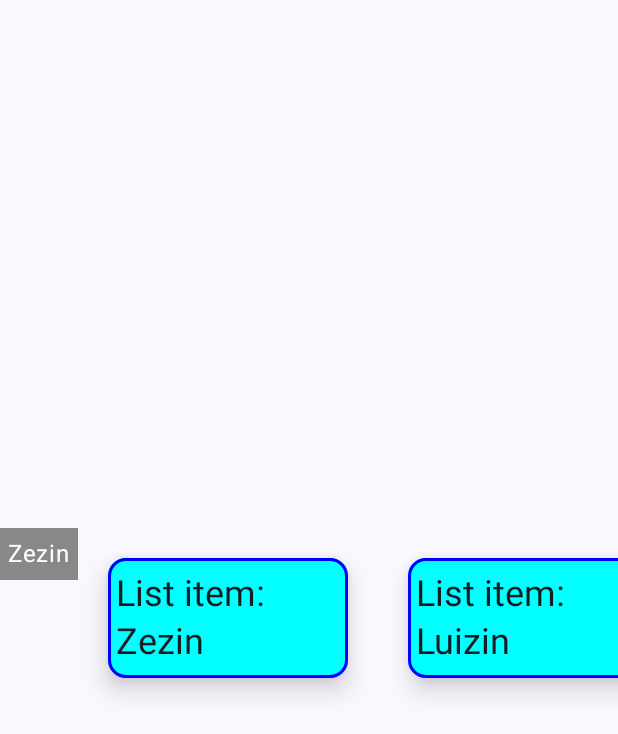
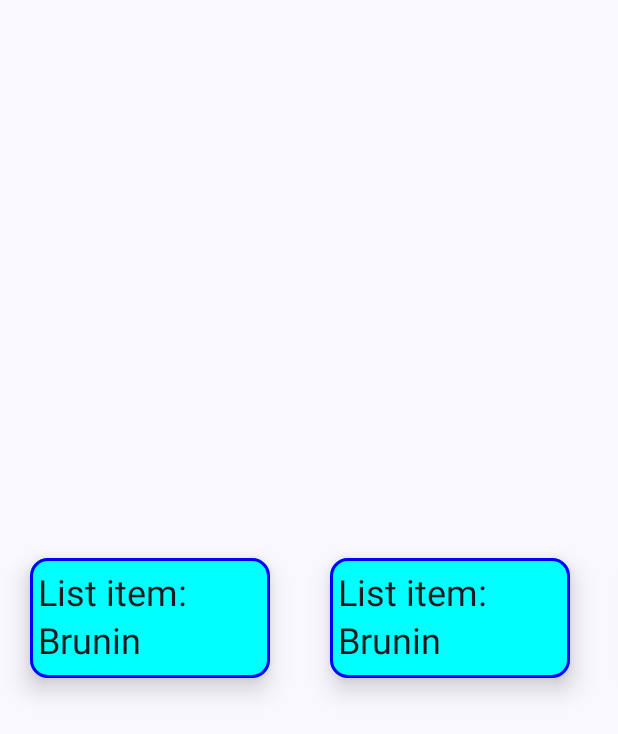
Before and after one commit to Naillton/LazyListDemo, an Android app built with Jetpack Compose: the screen it shows after launch (MainActivity), on a phone screen of 412 x 824 dp. Shown: the top 734 px of the screen. Run offline under Robolectric (Android 15) with nearby library versions, the phone set to English and light mode, and no system bars.

```diff
--- a/app/src/main/java/com/example/lazylistdemo/MainActivity.kt
+++ b/app/src/main/java/com/example/lazylistdemo/MainActivity.kt
@@ -6,6 +6,7 @@ import android.os.Bundle
 import android.widget.Toast
 import androidx.activity.ComponentActivity
 import androidx.activity.compose.setContent
+import androidx.compose.animation.AnimatedVisibility
 import androidx.compose.foundation.BorderStroke
 import androidx.compose.foundation.ExperimentalFoundationApi
 import androidx.compose.foundation.background
@@ -20,12 +21,17 @@ import androidx.compose.foundation.layout.size
 import androidx.compose.foundation.lazy.LazyColumn
 import androidx.compose.foundation.lazy.LazyRow
 import androidx.compose.foundation.lazy.items
+import androidx.compose.foundation.lazy.rememberLazyListState
+import androidx.compose.foundation.shape.RoundedCornerShape
+import androidx.compose.material3.ButtonDefaults
 import androidx.compose.material3.Card
 import androidx.compose.material3.CardDefaults
 import androidx.compose.material3.MaterialTheme
+import androidx.compose.material3.OutlinedButton
 import androidx.compose.material3.Surface
 import androidx.compose.material3.Text
 import androidx.compose.runtime.Composable
+import androidx.compose.runtime.rememberCoroutineScope
 import androidx.compose.ui.Alignment
 import androidx.compose.ui.Modifier
 import androidx.compose.ui.graphics.Color
@@ -33,6 +39,8 @@ import androidx.compose.ui.platform.LocalContext
 import androidx.compose.ui.tooling.preview.Preview
 import androidx.compose.ui.unit.dp
 import com.example.lazylistdemo.ui.theme.LazyListDemoTheme
+import kotlinx.coroutines.launch
+import java.util.Collections
 
 class MainActivity : ComponentActivity() {
     @SuppressLint("SuspiciousIndentation")
@@ -45,7 +53,7 @@ class MainActivity : ComponentActivity() {
                     modifier = Modifier.fillMaxSize(),
                     color = MaterialTheme.colorScheme.background
                 ) {
-                val items: Array<String> = arrayOf(
+                val items: MutableList<String> = arrayListOf(
                     "Zezin",
                     "Luizin",
                     "Marquin",
@@ -82,7 +90,7 @@ class MainActivity : ComponentActivity() {
 
 @OptIn(ExperimentalFoundationApi::class)
 @Composable
-fun MainScreen(array: Array<String>) {
+fun MainScreen(array: MutableList<String>) {
      // acessando contexto local da aplicacao e guardando em uma variavel
     val context = LocalContext.current
 
@@ -96,18 +104,20 @@ fun MainScreen(array: Array<String>) {
     }
 
     // agrupando itens
-    val groupedItems = array.groupBy { it.substringBefore(' ') }
+    // val groupedItems = array.groupBy { it.substringBefore(' ') }
+    val ordenedItems = array.sorted()
+
+    // criando estado da lista e corotinas para acessar posicoes diferentes da lista
+    val listState = rememberLazyListState()
+    val coroutineScope = rememberCoroutineScope()
+    val displayButton = listState.firstVisibleItemIndex > 5
     Box(
         Modifier.fillMaxSize(),
         contentAlignment = Alignment.Center
     ) {
         /*LazyColumn {
-            items(array) {model ->
-                CardElement(text = model, onClick = onTouch)
-            }
-        }*/
-        LazyRow {
-            groupedItems.forEach { (names: String) ->
+        groupedItems.forEach { (names: String) ->
+                // usando stickyHeader para criar um cabecalho de elementos
                 stickyHeader {
                     Text(
                         text = names,
@@ -118,12 +128,42 @@ fun MainScreen(array: Array<String>) {
                             .fillMaxWidth()
                     )
                 }
-                items(array) {
+            items(array) {model ->
+                CardElement(text = model, onClick = onTouch)
+            }
+        }*/
+        Column(
+            horizontalAlignment = Alignment.CenterHorizontally
+        ) {
+            LazyRow(
+                state = listState
+            ) {
+                items(ordenedItems) {
                     CardElement(text = it, onClick = onTouch)
                 }
             }
+            // criando visibilidade de animacao usando o display button para que o botao
+            // apareca apos o determiando numero de elementos
+            AnimatedVisibility(
+                visible = displayButton) {
+                    // botao criado para voltar ao topo da lista
+                    OutlinedButton(onClick = {
+                        coroutineScope.launch {
+                            listState.scrollToItem(0)
+                        }
+                    },
+                        border = BorderStroke(1.dp, Color.Gray),
+                        shape = RoundedCornerShape(50),
+                        colors = ButtonDefaults.outlinedButtonColors(
+                            contentColor = Color.DarkGray),
+                        modifier = Modifier.padding(5.dp)) {
+
+                        Text(
+                            text = "top"
+                        )
+                    }
+            }
         }
-
     }
 }
 
@@ -158,7 +198,7 @@ private fun CardElement(text: String, onClick: (String) -> Unit) {
 @Composable
 fun GreetingPreview() {
     LazyListDemoTheme {
-        val items: Array<String> = arrayOf(
+        val items: MutableList<String> = arrayListOf(
             "Zezin",
             "Luizin",
             "Marquin",
```
